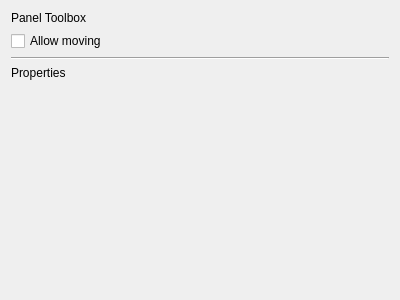
First picture: the form in GUI/panels/paneltoolswidget.ui, repository rm5248/TrainUtils, before the edit.
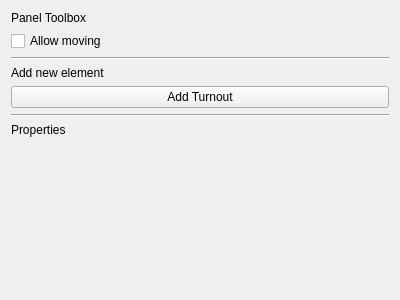
Second picture: the form after the edit.

Commit message: turnouts work and can be modified

What changed in the file:
```diff
--- a/GUI/panels/paneltoolswidget.ui
+++ b/GUI/panels/paneltoolswidget.ui
@@ -28,6 +28,45 @@
      </property>
     </widget>
    </item>
+   <item>
+    <widget class="Line" name="line_2">
+     <property name="orientation">
+      <enum>Qt::Orientation::Horizontal</enum>
+     </property>
+    </widget>
+   </item>
+   <item>
+    <widget class="QLabel" name="label_3">
+     <property name="text">
+      <string>Add new element</string>
+     </property>
+    </widget>
+   </item>
+   <item>
+    <widget class="QWidget" name="elementsDisplay" native="true">
+     <layout class="QVBoxLayout" name="verticalLayout_2">
+      <property name="leftMargin">
+       <number>0</number>
+      </property>
+      <property name="topMargin">
+       <number>0</number>
+      </property>
+      <property name="rightMargin">
+       <number>0</number>
+      </property>
+      <property name="bottomMargin">
+       <number>0</number>
+      </property>
+      <item>
+       <widget class="QPushButton" name="addTurnoutButton">
+        <property name="text">
+         <string>Add Turnout</string>
+        </property>
+       </widget>
+      </item>
+     </layout>
+    </widget>
+   </item>
    <item>
     <widget class="Line" name="line">
      <property name="orientation">
```
The commit also changes 10 other files.
